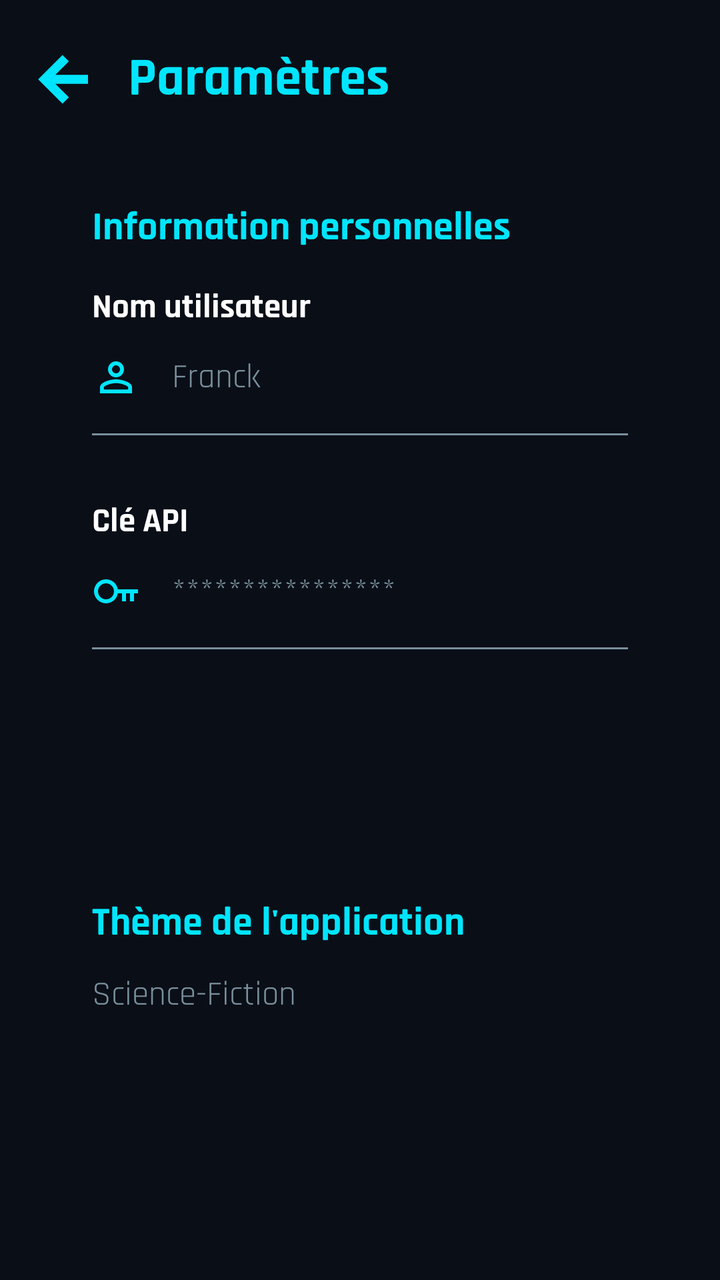
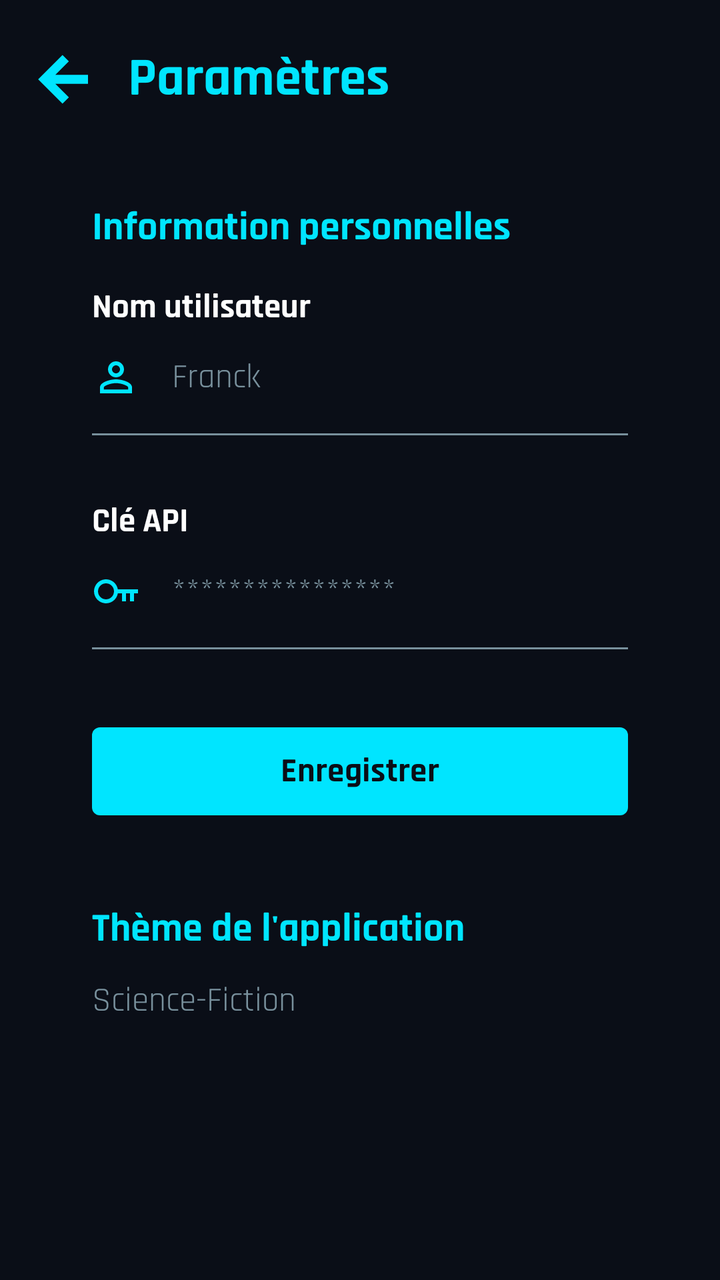

Two renders of the same Android screen: before a commit and after it. Below are the layout's source before the change and the commit's diff.
<!-- AndroidManifest.xml: application theme Theme.CineTrack -->
<!-- res/layout/activity_settings.xml -->
<?xml version="1.0" encoding="utf-8"?>
<androidx.constraintlayout.widget.ConstraintLayout xmlns:android="http://schemas.android.com/apk/res/android"
    xmlns:app="http://schemas.android.com/apk/res-auto"
    android:layout_width="match_parent"
    android:layout_height="match_parent"
    android:background="@color/black">

    
    <androidx.constraintlayout.widget.ConstraintLayout
        android:id="@+id/header_settings"
        android:layout_width="match_parent"
        android:layout_height="wrap_content"
        android:paddingHorizontal="16dp"
        android:paddingTop="22dp"
        app:layout_constraintTop_toTopOf="parent">

        
        <ImageView
            android:id="@+id/btn_back"
            android:layout_width="32dp"
            android:layout_height="32dp"
            android:src="@drawable/ic_back"
            android:contentDescription="Retour"
            app:layout_constraintStart_toStartOf="parent"
            app:layout_constraintTop_toTopOf="parent"
            app:layout_constraintBottom_toBottomOf="parent" />

        
        <TextView
            android:layout_width="wrap_content"
            android:layout_height="wrap_content"
            android:text="Paramètres"
            android:textColor="@color/bleu"
            android:textSize="27sp"
            android:fontFamily="@font/rajdhani_bold"
            android:layout_marginStart="16dp"
            app:layout_constraintStart_toEndOf="@id/btn_back"
            app:layout_constraintTop_toTopOf="parent"
            app:layout_constraintBottom_toBottomOf="parent" />

    </androidx.constraintlayout.widget.ConstraintLayout>

    
    <ScrollView
        android:layout_width="match_parent"
        android:layout_height="0dp"
        android:paddingHorizontal="46dp"
        android:paddingTop="20dp"
        app:layout_constraintTop_toBottomOf="@id/header_settings"
        app:layout_constraintBottom_toBottomOf="parent">

        <LinearLayout
            android:layout_width="match_parent"
            android:layout_height="wrap_content"
            android:orientation="vertical">

            
            <TextView
                android:layout_width="wrap_content"
                android:layout_height="wrap_content"
                android:text="Information personnelles"
                android:textColor="@color/bleu"
                android:textSize="20sp"
                android:fontFamily="@font/rajdhani_bold"
                android:layout_marginTop="24dp"
                android:layout_marginBottom="16dp" />

            
            <TextView
                android:layout_width="wrap_content"
                android:layout_height="wrap_content"
                android:fontFamily="@font/rajdhani_bold"
                android:text="Nom utilisateur"
                android:textColor="@color/white"
                android:textSize="17sp"
                android:layout_marginStart="0dp"
                android:layout_marginBottom="12dp"/>

            <LinearLayout
                android:layout_width="match_parent"
                android:layout_height="wrap_content"
                android:orientation="horizontal"
                android:gravity="center_vertical">

                <ImageView
                    android:layout_width="24dp"
                    android:layout_height="24dp"
                    android:src="@drawable/ic_user"
                    app:tint="@color/bleu" />

                <TextView
                    android:layout_width="match_parent"
                    android:layout_height="wrap_content"
                    android:text="Franck"
                    android:textColor="@color/gray"
                    android:textSize="17sp"
                    android:layout_marginStart="16dp"/>

            </LinearLayout>
            <View
                android:layout_width="match_parent"
                android:layout_height="1dp"
                android:background="@color/gray"
                android:layout_marginTop="16dp"
                android:layout_marginBottom="32dp" />

            
            <TextView
                android:layout_width="wrap_content"
                android:layout_height="wrap_content"
                android:fontFamily="@font/rajdhani_bold"
                android:text="Clé API"
                android:textColor="@color/white"
                android:textSize="17sp"
                android:layout_marginStart="0dp"
                android:layout_marginBottom="12dp"/>

            <LinearLayout
                android:layout_width="match_parent"
                android:layout_height="wrap_content"
                android:orientation="horizontal"
                android:gravity="center_vertical">

                <ImageView
                    android:layout_width="24dp"
                    android:layout_height="24dp"
                    android:src="@drawable/ic_key"
                    app:tint="@color/bleu" />

                <TextView
                    android:layout_width="match_parent"
                    android:layout_height="wrap_content"
                    android:text="****************"
                    android:textColor="@color/gray"
                    android:textSize="17sp"
                    android:layout_marginStart="16dp"/>

            </LinearLayout>
            <View
                android:layout_width="match_parent"
                android:layout_height="1dp"
                android:background="@color/gray"
                android:layout_marginTop="16dp"
                android:layout_marginBottom="32dp" />

            
            <Button
                android:id="@+id/btn_save"
                android:layout_width="match_parent"
                android:layout_height="52dp"
                android:text="Enregistrer"
                android:textSize="17sp"
                android:textColor="@color/black"
                android:backgroundTint="@color/bleu"
                android:fontFamily="@font/rajdhani_bold"
                android:layout_marginBottom="40dp"
                style="@style/Widget.Material3.Button"/>

            
            <TextView
                android:layout_width="wrap_content"
                android:layout_height="wrap_content"
                android:text="Thème de l'application"
                android:textColor="@color/bleu"
                android:textSize="20sp"
                android:fontFamily="@font/rajdhani_bold"
                android:layout_marginBottom="12dp" />

            <TextView
                android:layout_width="wrap_content"
                android:layout_height="wrap_content"
                android:text="Science-Fiction"
                android:textColor="@color/gray"
                android:textSize="17sp" />

            
            <View
                android:layout_width="match_parent"
                android:layout_height="80dp" />

        </LinearLayout>
    </ScrollView>

</androidx.constraintlayout.widget.ConstraintLayout>
<!-- resources referenced by this layout -->
<resources>
  <color name="black">#0A0E17</color>
  <color name="bleu">#00E5FF</color>
  <color name="gray">#78909C</color>
  <color name="white">#FFFFFF</color>
  <!-- drawable ic_back (drawable) -->
  <vector xmlns:android="http://schemas.android.com/apk/res/android"
      android:width="32dp"
      android:height="32dp"
      android:viewportWidth="32"
      android:viewportHeight="32">
    <path
        android:pathData="M15.25,25L6.25,16L15.25,7M7.5,16H25.75"
        android:strokeWidth="4.5"
        android:fillColor="#00000000"
        android:strokeColor="#00E5FF"
        android:strokeLineCap="square"/>
  </vector>
  <!-- drawable ic_key (drawable) -->
  <vector xmlns:android="http://schemas.android.com/apk/res/android" android:autoMirrored="true" android:height="24dp" android:viewportHeight="24" android:viewportWidth="24" android:width="24dp">
        
      <path android:fillColor="#00E5FF" android:pathData="M12.917 13C12.6623 14.4801 11.8619 15.8108 10.6739 16.7296C9.48593 17.6484 7.99666 18.0885 6.50009 17.9629C5.00352 17.8373 3.60841 17.1552 2.59016 16.0513C1.57191 14.9474 1.00452 13.5018 1 12C0.998629 10.4946 1.56319 9.0437 2.58168 7.93515C3.60017 6.8266 4.99816 6.14141 6.49828 6.01553C7.9984 5.88965 9.49103 6.33228 10.68 7.25559C11.869 8.1789 12.6675 9.51543 12.917 11H23V13H21V17H19V13H17V17H15V13H12.917ZM7 16C8.06087 16 9.07828 15.5786 9.82843 14.8284C10.5786 14.0783 11 13.0609 11 12C11 10.9391 10.5786 9.92171 9.82843 9.17157C9.07828 8.42142 8.06087 7.99999 7 7.99999C5.93914 7.99999 4.92172 8.42142 4.17158 9.17157C3.42143 9.92171 3 10.9391 3 12C3 13.0609 3.42143 14.0783 4.17158 14.8284C4.92172 15.5786 5.93914 16 7 16Z"/>
      
  </vector>
  <!-- drawable ic_user (drawable) -->
  <vector xmlns:android="http://schemas.android.com/apk/res/android"
      android:width="24dp"
      android:height="24dp"
      android:viewportWidth="24"
      android:viewportHeight="24">
    <path
        android:pathData="M12,4C13.061,4 14.078,4.421 14.828,5.172C15.579,5.922 16,6.939 16,8C16,9.061 15.579,10.078 14.828,10.828C14.078,11.579 13.061,12 12,12C10.939,12 9.922,11.579 9.172,10.828C8.421,10.078 8,9.061 8,8C8,6.939 8.421,5.922 9.172,5.172C9.922,4.421 10.939,4 12,4ZM12,6C11.47,6 10.961,6.211 10.586,6.586C10.211,6.961 10,7.47 10,8C10,8.53 10.211,9.039 10.586,9.414C10.961,9.789 11.47,10 12,10C12.53,10 13.039,9.789 13.414,9.414C13.789,9.039 14,8.53 14,8C14,7.47 13.789,6.961 13.414,6.586C13.039,6.211 12.53,6 12,6ZM12,13C14.67,13 20,14.33 20,17V20H4V17C4,14.33 9.33,13 12,13ZM12,14.9C9.03,14.9 5.9,16.36 5.9,17V18.1H18.1V17C18.1,16.36 14.97,14.9 12,14.9Z"
        android:fillColor="#00E5FF"/>
  </vector>
  <style name="Theme.CineTrack" parent="Base.Theme.CineTrack" />
  <style name="Base.Theme.CineTrack" parent="Theme.Material3.DayNight.NoActionBar">
          
          
          <item name="android:fontFamily">@font/rajdhani_regular</item>
      </style>
</resources>

<!-- the commit's change to res/layout/activity_settings.xml (unified diff, before → after) -->
@@ -144,17 +144,18 @@
                 android:layout_marginBottom="32dp" />
 
             
-            <Button
+            <com.google.android.material.button.MaterialButton
                 android:id="@+id/btn_save"
                 android:layout_width="match_parent"
                 android:layout_height="52dp"
                 android:text="Enregistrer"
                 android:textSize="17sp"
                 android:textColor="@color/black"
-                android:backgroundTint="@color/bleu"
-                android:fontFamily="@font/rajdhani_bold"
+                app:cornerRadius="4dp"
+                app:backgroundTint="@color/bleu"
+                android:layout_marginTop="3dp"
                 android:layout_marginBottom="40dp"
-                style="@style/Widget.Material3.Button"/>
+                android:fontFamily="@font/rajdhani_bold" />
 
             
             <TextView
